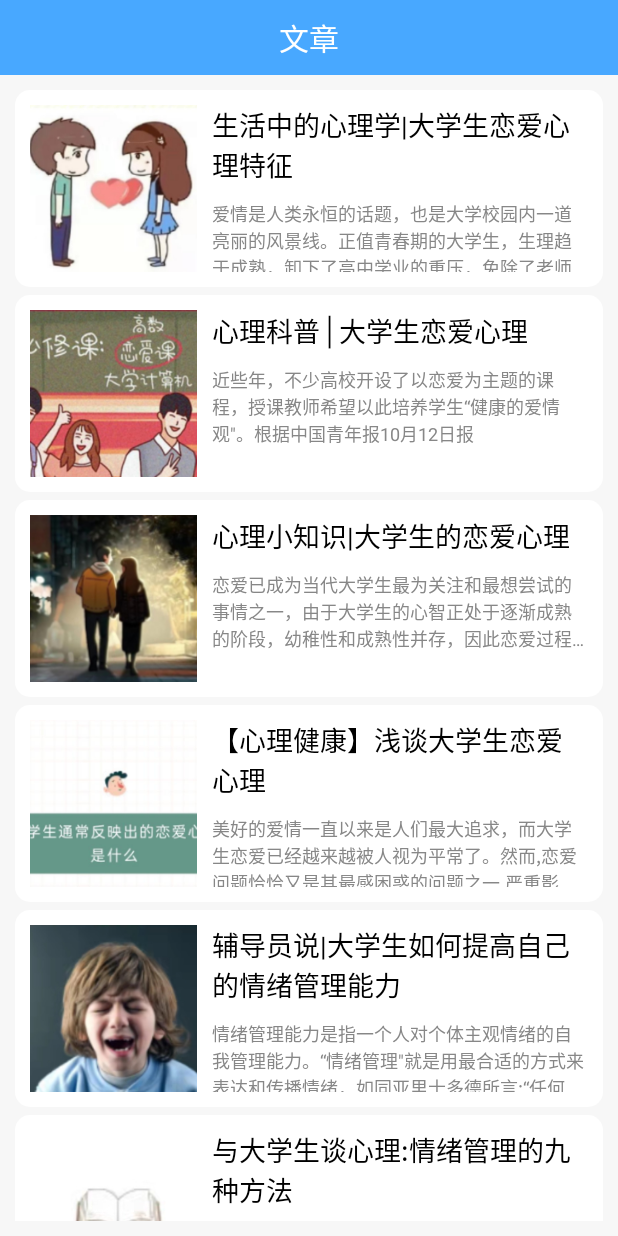
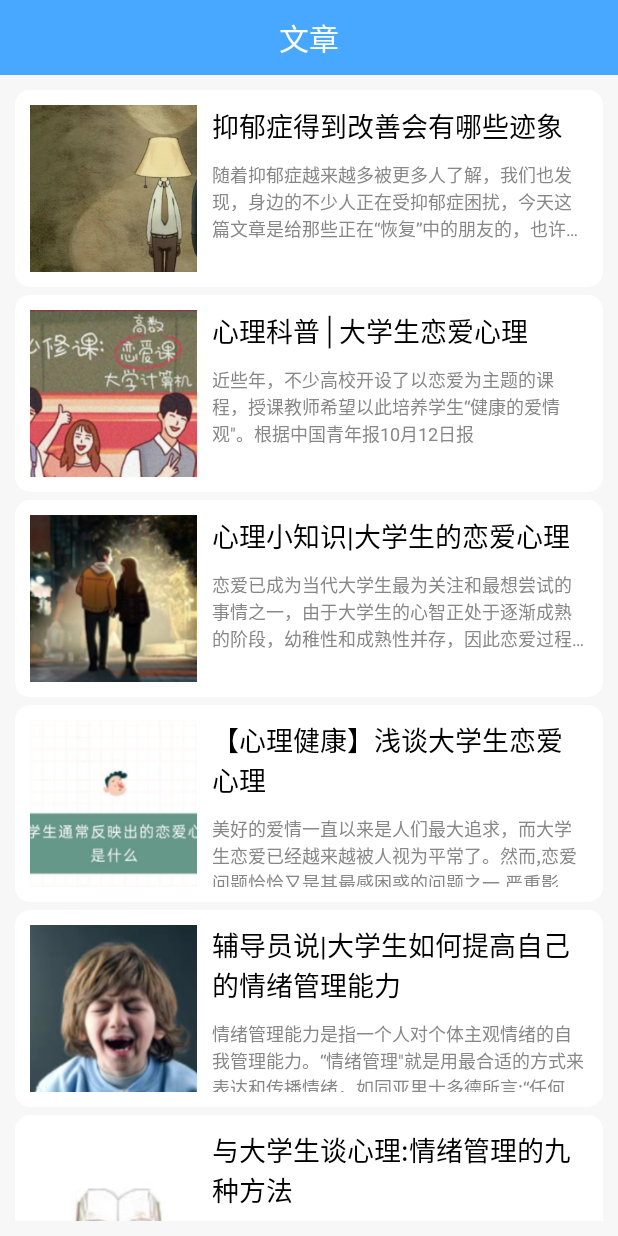
Before and after one commit to Magic-Jia/Psychology, an Android app: the fragment ArticleFragment shown on its own in the app's theme, on a phone screen of 412 x 824 dp. Run offline under Robolectric (Android 15) with nearby library versions, the phone set to English and light mode, and no system bars; pictures from the network do not load; 1 statement that could not run was skipped.

Commit message:
第一次 修改了文章页面

```diff
--- a/app/src/main/java/com/xf/psychology/ui/fragment/ArticleFragment.java
+++ b/app/src/main/java/com/xf/psychology/ui/fragment/ArticleFragment.java
@@ -71,9 +71,9 @@ public class ArticleFragment extends BaseFragment {
     @Override
     protected void initData() {
 
-        articles.add(new Article("生活中的心理学|大学生恋爱心理特征", "爱情是人类永恒的话题，也是大学校园内一道亮丽的风景线。正值青春期的大学生，生理趋于成熟，卸下了高中学业的重压，免除了老师家长的约束，由于情感的需要及周围环境的影响，大学生们渴望爱情，想谈恋爱已成为一种较普遍的心理。对于文",
-                R.drawable.lianaixinli1,
-                R.drawable.lianaixinli_f_1));
+        articles.add(new Article("抑郁症得到改善会有哪些迹象", "随着抑郁症越来越多被更多人了解，我们也发现，身边的不少人正在受抑郁症困扰，今天这篇文章是给那些正在“恢复”中的朋友的，也许你正在慢慢好转。祝你早日回归正常生活！",
+                R.drawable.arti1_2,
+                R.drawable.arti1_1));
         articles.add(new Article("心理科普│大学生恋爱心理",
                 "近些年，不少高校开设了以恋爱为主题的课程，授课教师希望以此培养学生“健康的爱情观\"。根据中国青年报10月12日报",
                 R.drawable.lianaixinli2,
```
Also changed, not shown: app/src/main/res/drawable/arti1_1.png (added), 1 other file.
